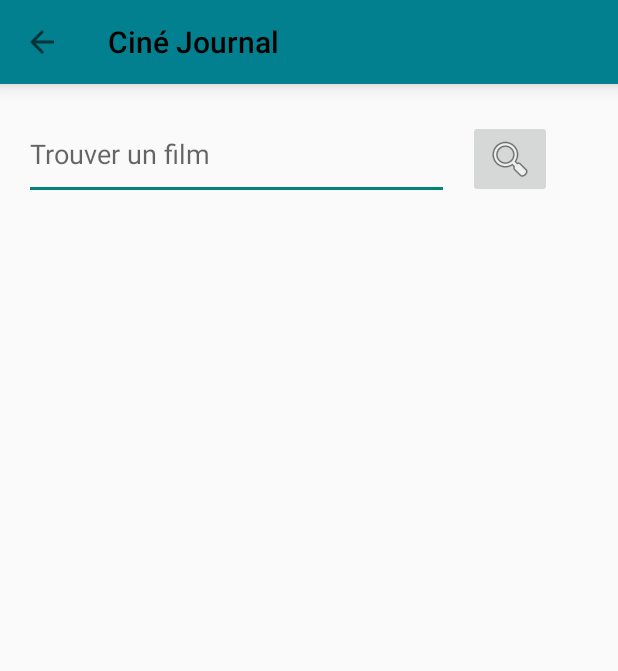
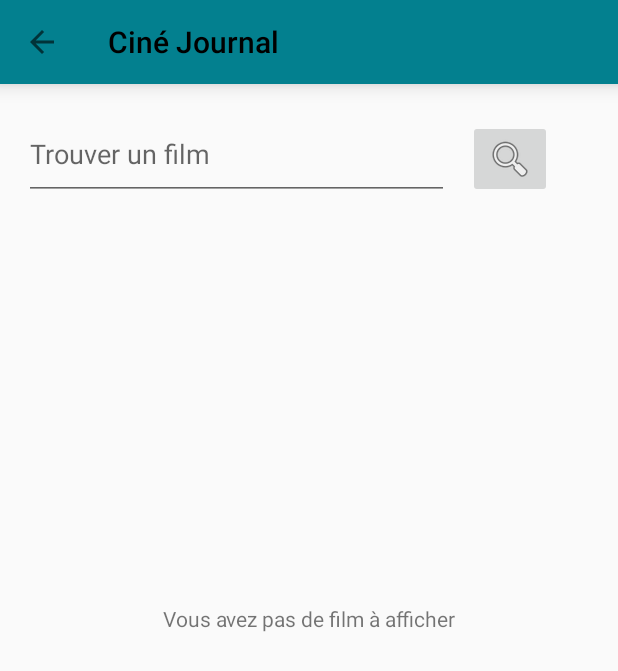
Before and after one commit to Eliefrh/cineJournal, an Android app: the RechercheFilm screen opened directly, with no data from a screen before it, on a phone screen of 412 x 824 dp. Shown: the top 671 px of the screen. Run offline under Robolectric (Android 15) with nearby library versions, the phone set to English and light mode, and no system bars; pictures from the network do not load.

Commit message:
recyclerView fonctionnelle avec les films affichés

```diff
--- a/app/src/main/AndroidManifest.xml
+++ b/app/src/main/AndroidManifest.xml
@@ -18,7 +18,10 @@
         <activity
             android:name=".RechercheFilm"
             android:exported="false"
-            android:parentActivityName=".ListeDeFilms" />
+            android:parentActivityName=".ListeDeFilms"
+            android:windowSoftInputMode="adjustResize"/>
+
+
         <activity
             android:name=".AjouterEditerFilm"
             android:exported="false" />
--- a/app/src/main/java/com/example/cinejournal/alfriehalhelou/ListeDeFilms.kt
+++ b/app/src/main/java/com/example/cinejournal/alfriehalhelou/ListeDeFilms.kt
@@ -31,7 +31,8 @@ import java.text.SimpleDateFormat
 import java.util.Date
 import java.util.Locale
 
-class ListeDeFilms : AppCompatActivity() {
+class
+ListeDeFilms : AppCompatActivity() {
     lateinit var films: Film
     lateinit var prefsTri: preferencesTri
     lateinit var recyclerView: RecyclerView
--- a/app/src/main/res/layout-land/activity_recherche_film.xml
+++ b/app/src/main/res/layout-land/activity_recherche_film.xml
@@ -35,7 +35,7 @@
         app:layout_constraintTop_toBottomOf="@+id/toolbar_recherche" />
 
     <androidx.recyclerview.widget.RecyclerView
-        android:id="@+id/recyclerView"
+        android:id="@+id/listeFilms"
         android:layout_width="724dp"
         android:layout_height="269dp"
         android:layout_marginTop="16dp"
--- a/app/src/main/res/layout/activity_recherche_film.xml
+++ b/app/src/main/res/layout/activity_recherche_film.xml
@@ -12,6 +12,42 @@
         android:layout_width="match_parent"
         android:layout_height="wrap_content" />
 
+    <androidx.recyclerview.widget.RecyclerView
+        android:id="@+id/listeFilms"
+        android:layout_width="407dp"
+        android:layout_height="660dp"
+        android:layout_marginTop="16dp"
+        app:layoutManager="androidx.recyclerview.widget.LinearLayoutManager"
+        app:layout_constraintBottom_toBottomOf="parent"
+        app:layout_constraintEnd_toEndOf="parent"
+        app:layout_constraintHorizontal_bias="0.0"
+        app:layout_constraintStart_toStartOf="parent"
+        app:layout_constraintTop_toBottomOf="@+id/editTextRecherche"
+        app:layout_constraintVertical_bias="0.055" />
+
+    <ImageButton
+        android:id="@+id/imageButtonRechercher"
+        android:layout_width="wrap_content"
+        android:layout_height="wrap_content"
+        android:layout_marginTop="24dp"
+        android:layout_marginEnd="44dp"
+        android:src="@android:drawable/ic_menu_search"
+        app:layout_constraintEnd_toEndOf="parent"
+        app:layout_constraintHorizontal_bias="1.0"
+        app:layout_constraintStart_toEndOf="@+id/editTextRecherche"
+        app:layout_constraintTop_toBottomOf="@+id/toolbar_recherche" />
+
+    <TextView
+        android:id="@+id/pageVide"
+        android:layout_width="wrap_content"
+        android:layout_height="wrap_content"
+        android:text="Vous avez pas de film à afficher"
+        android:visibility="visible"
+        app:layout_constraintBottom_toBottomOf="parent"
+        app:layout_constraintEnd_toEndOf="parent"
+        app:layout_constraintStart_toStartOf="parent"
+        app:layout_constraintTop_toTopOf="parent" />
+
     <EditText
         android:id="@+id/editTextRecherche"
         android:layout_width="283dp"
@@ -24,24 +60,4 @@
         app:layout_constraintStart_toStartOf="parent"
         app:layout_constraintTop_toBottomOf="@+id/toolbar_recherche" />
 
-    <ImageButton
-        android:id="@+id/imageButtonRechercher"
-        android:layout_width="wrap_content"
-        android:layout_height="wrap_content"
-        android:layout_marginTop="24dp"
-        android:layout_marginEnd="44dp"
-        android:src="@android:drawable/ic_menu_search"
-        app:layout_constraintEnd_toEndOf="parent"
-        app:layout_constraintTop_toBottomOf="@+id/toolbar_recherche" />
-
-    <androidx.recyclerview.widget.RecyclerView
-        android:id="@+id/recyclerView"
-        android:layout_width="408dp"
-        android:layout_height="543dp"
-        android:layout_marginTop="16dp"
-        app:layout_constraintBottom_toBottomOf="parent"
-        app:layout_constraintEnd_toEndOf="parent"
-        app:layout_constraintStart_toStartOf="parent"
-        app:layout_constraintTop_toBottomOf="@+id/editTextRecherche" />
-
 </androidx.constraintlayout.widget.ConstraintLayout>
```
Also changed, not shown: app/src/main/java/com/example/cinejournal/alfriehalhelou/RechercheFilm.kt (+52 -3 lines).
